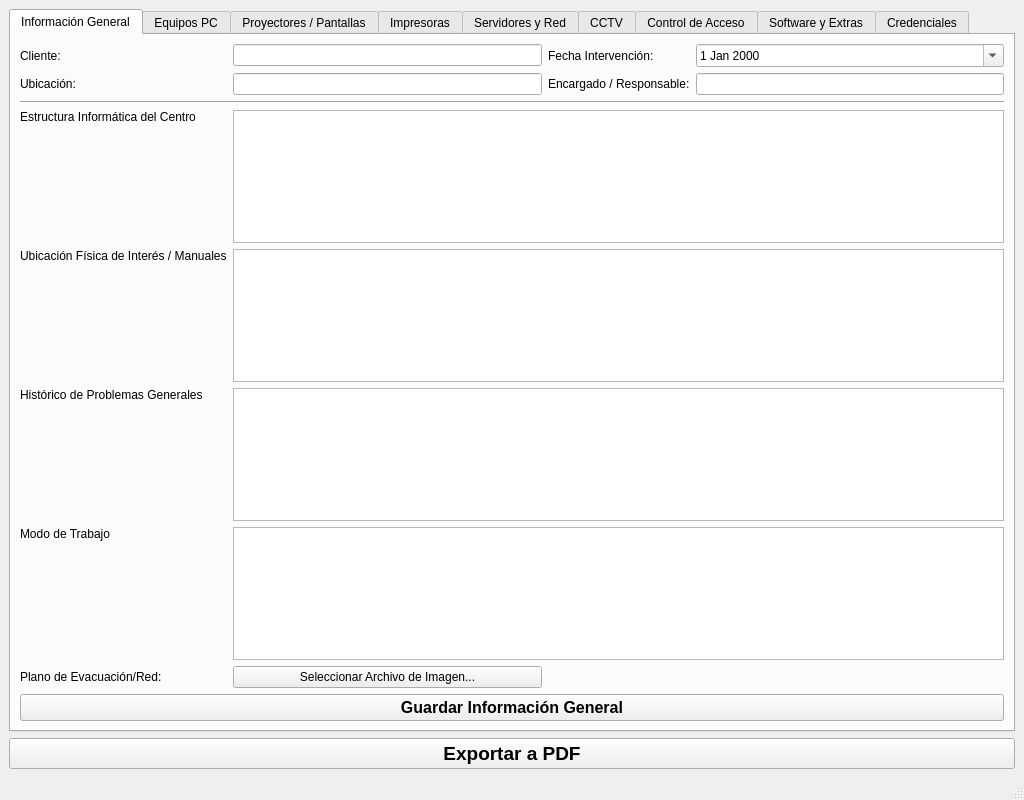
SergeWinters/inventario_informatico, file ui_inventario.ui: the form before one commit.
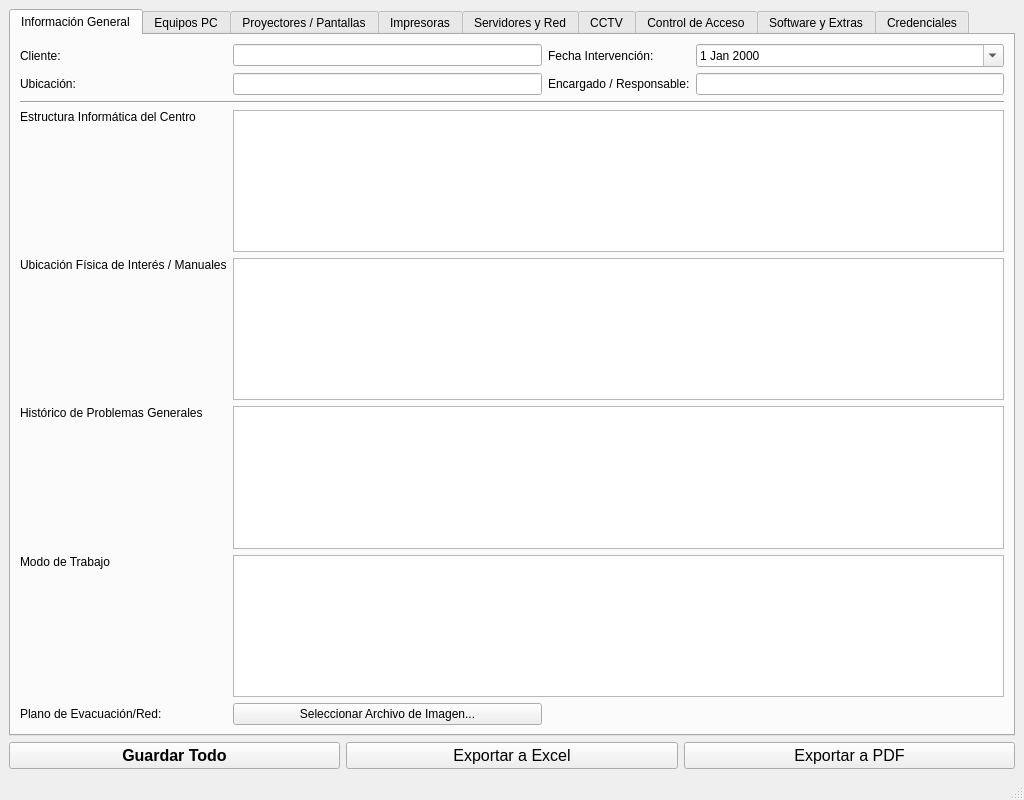
The form after the commit. Icons and pictures are not drawn.

Commit message: mejores visuales

Diff of the .ui file:
```diff
--- a/ui_inventario.ui
+++ b/ui_inventario.ui
@@ -156,20 +156,6 @@
           </property>
          </widget>
         </item>
-        <item row="8" column="0" colspan="4">
-         <widget class="QPushButton" name="btn_guardar_inventario">
-          <property name="font">
-           <font>
-            <pointsize>12</pointsize>
-            <weight>75</weight>
-            <bold>true</bold>
-           </font>
-          </property>
-          <property name="text">
-           <string>Guardar Información General</string>
-          </property>
-         </widget>
-        </item>
        </layout>
       </widget>
       <widget class="QWidget" name="tab_pcs">
@@ -1601,18 +1587,46 @@
      </widget>
     </item>
     <item>
+     <layout class="QHBoxLayout" name="horizontalLayout_7">
+      <item>
+       <widget class="QPushButton" name="btn_guardar_todo">
+        <property name="font">
+         <font>
+          <pointsize>12</pointsize>
+          <weight>75</weight>
+          <bold>true</bold>
+         </font>
+        </property>
+        <property name="text">
+         <string>Guardar Todo</string>
+        </property>
+       </widget>
+      </item>
+      <item>
+       <widget class="QPushButton" name="btn_exportar_excel">
+        <property name="font">
+         <font>
+          <pointsize>12</pointsize>
+         </font>
+        </property>
+        <property name="text">
+         <string>Exportar a Excel</string>
+        </property>
+       </widget>
+      </item>
+      <item>
      <widget class="QPushButton" name="btn_exportar_pdf">
       <property name="font">
        <font>
-        <pointsize>14</pointsize>
-        <weight>75</weight>
-        <bold>true</bold>
+          <pointsize>12</pointsize>
        </font>
       </property>
       <property name="text">
        <string>Exportar a PDF</string>
       </property>
      </widget>
+      </item>
+     </layout>
     </item>
    </layout>
   </widget>
```
Left out of the diff: 4 changed lines with no effect on the pictures. Lines whose indentation alone changed are shown as unchanged. The commit also changes 2 other files.
